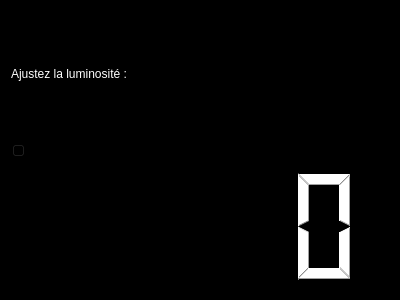
This is UartTest_v3/ajustlum.ui in Scraptical/Projet_Solaire as Qt 5 draws it before an edit. The edited form follows.
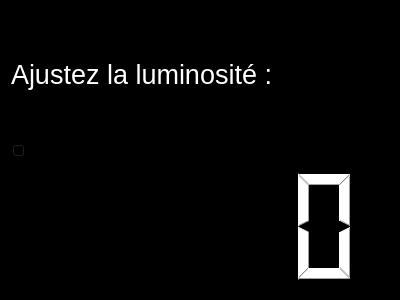
This is the edited form.

Diff of the .ui file:
```diff
--- a/UartTest_v3/ajustlum.ui
+++ b/UartTest_v3/ajustlum.ui
@@ -27,6 +27,11 @@
    </item>
    <item row="0" column="0">
     <widget class="QLabel" name="label">
+     <property name="font">
+      <font>
+       <pointsize>20</pointsize>
+      </font>
+     </property>
      <property name="styleSheet">
       <string notr="true">color: rgb(255,255,255)</string>
      </property>
```
Left out of the diff: 130 changed lines with no effect on the pictures.
